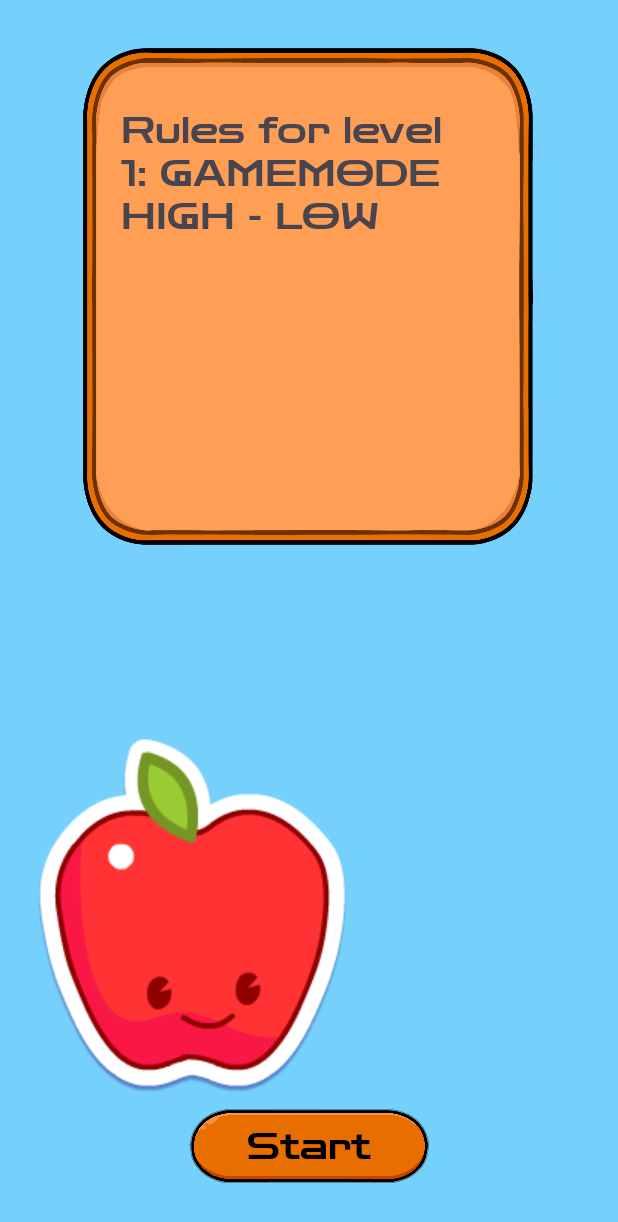
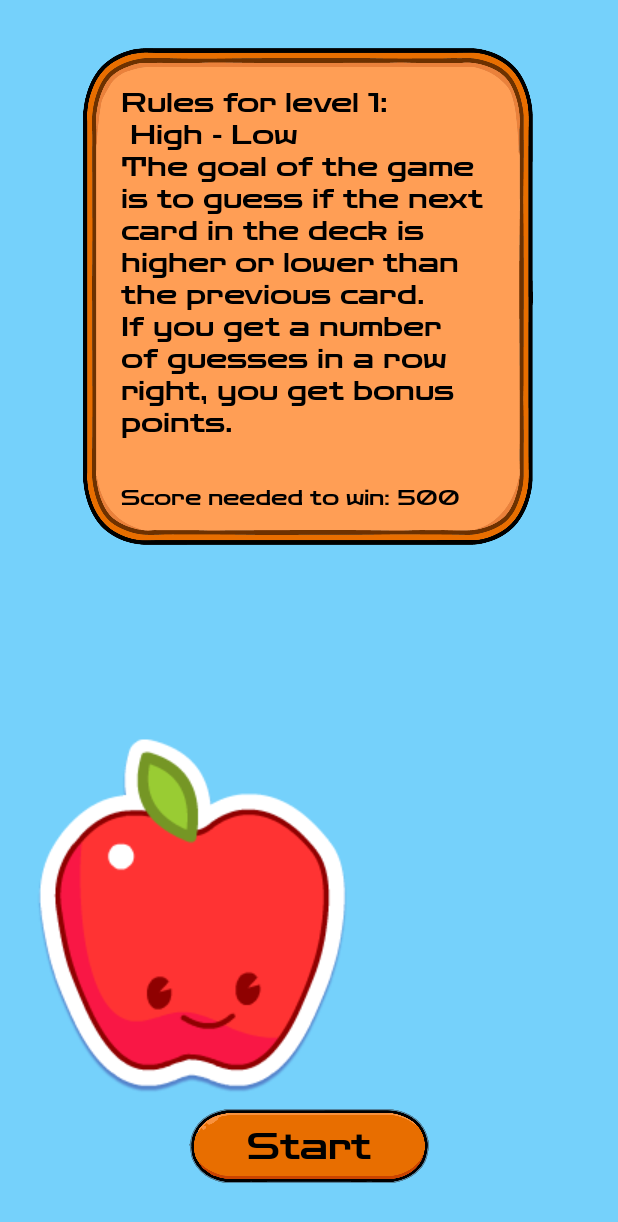
Before and after one commit to jonasbondesson84/ma23_kotlin_CardGame, an Android app: the fragment gameIntroFragment placed in its activity, on a phone screen of 412 x 824 dp. Shown: the top 1222 px of the screen. Run offline under Robolectric (Android 15) with nearby library versions, the phone set to English and light mode, and no system bars; 4 statements that could not run were skipped.

Commit message:
added rules for all games

```diff
--- a/app/src/main/java/com/example/cardgame/GameEngine.kt
+++ b/app/src/main/java/com/example/cardgame/GameEngine.kt
@@ -3,16 +3,16 @@
 object GameEngine {
 
     var gameLevels = listOf(
-        Level(1, "Rules for level 1: GAMEMODE HIGH - LOW", 500, 0, 0, R.drawable.beetroot),
-        Level(2, "Rules for level 2:", 1000, 0, 0, R.drawable.beachball),
-        Level(3, "Rules for level 3:", 1500, 0, 0, R.drawable.carrot),
-        Level(4, "Rules for level 4:", 2000, 0, 0, R.drawable.tomato),
-        Level(5, "Rules for level 5: GAMEMODE GO FISH", 100, 0, 1, R.drawable.tree),
-        Level(6, "Rules for level 6:", 300, 0, 1, R.drawable.carrot),
-        Level(7, "Rules for level 7:", 500, 0, 1, R.drawable.bush),
-        Level(8, "Rules for level 8: GAMEMODE CRAZY 8", 100, 0, 2, R.drawable.beachball),
-        Level(9, "Rules for level 9:", 10, 120, 2, R.drawable.tomato),
-        Level(10, "Rules for level 10:", 10, 140, 2, R.drawable.fountain)
+        Level(1, "Rules for level 1: \n High - Low \nThe goal of the game is to guess if the next card in the deck is higher or lower than the previous card. If you get a number of guesses in a row right, you get bonus points. ", 500, 0, 0, R.drawable.beetroot),
+        Level(2, "Rules for level 2: \n High - Low \nThe goal of the game is to guess if the next card in the deck is higher or lower than the previous card. If you get a number of guesses in a row right, you get bonus points. ", 1000, 0, 0, R.drawable.beachball),
+        Level(3, "Rules for level 3: \n High - Low \nThe goal of the game is to guess if the next card in the deck is higher or lower than the previous card. If you get a number of guesses in a row right, you get bonus points. ", 1500, 0, 0, R.drawable.carrot),
+        Level(4, "Rules for level 4: \n High - Lowe \nThe goal of the game is to guess if the next card in the deck is higher or lower than the previous card. If you get a number of guesses in a row right, you get bonus points. ", 2000, 0, 0, R.drawable.tomato),
+        Level(5, "Rules for level 5: \n Go fish! \nOn your turn, ask the other player if they have any cards of a specific rank. If they have matching cards in their hand, they have to give you all of them and you lay them out for scoring. If they don’t have any cards, then you draw a card. You get score based on how many pairs you and your opponent have at the end of the game.", 100, 0, 1, R.drawable.tree),
+        Level(6, "Rules for level 6: \n Go fish! \nOn your turn, ask the other player if they have any cards of a specific rank. If they have matching cards in their hand, they have to give you all of them and you lay them out for scoring. If they don’t have any cards, then you draw a card. You get score based on how many pairs you and your opponent have at the end of the game.", 300, 0, 1, R.drawable.carrot),
+        Level(7, "Rules for level 7: \n Go fish! \nOn your turn, ask the other player if they have any cards of a specific rank. If they have matching cards in their hand, they have to give you all of them and you lay them out for scoring. If they don’t have any cards, then you draw a card. You get score based on how many pairs you and your opponent have at the end of the game.", 500, 0, 1, R.drawable.bush),
+        Level(8, "Rules for level 8: \n Crazy eight \nThe goal of Crazy Eights is to get rid of all the cards in your hand before the other player. You each start with 5 cards in your hand and a face-up card in the middle. If you have a card that matches either the suit or rank of the card in the middle, play it on your turn. Otherwise, you draw cards until you’re able to play one. The 8s are wild, so you can play them whenever you want and choose the suit for the next player. You get score based on what is left in your opponents hand when someones hand is empty", 100, 0, 2, R.drawable.beachball),
+        Level(9, "Rules for level 9: \n Crazy eight \nThe goal of Crazy Eights is to get rid of all the cards in your hand before the other player. You each start with 5 cards in your hand and a face-up card in the middle. If you have a card that matches either the suit or rank of the card in the middle, play it on your turn. Otherwise, you draw cards until you’re able to play one. The 8s are wild, so you can play them whenever you want and choose the suit for the next player. You get score based on what is left in your opponents hand when someones hand is empty", 10, 120, 2, R.drawable.tomato),
+        Level(10, "Rules for level 10: \n Crazy eight \nThe goal of Crazy Eights is to get rid of all the cards in your hand before the other player. You each start with 5 cards in your hand and a face-up card in the middle. If you have a card that matches either the suit or rank of the card in the middle, play it on your turn. Otherwise, you draw cards until you’re able to play one. The 8s are wild, so you can play them whenever you want and choose the suit for the next player. You get score based on what is left in your opponents hand when someones hand is empty", 10, 140, 2, R.drawable.fountain)
     )
     var currentLevel = 0;
 
--- a/app/src/main/java/com/example/cardgame/gameIntroFragment.kt
+++ b/app/src/main/java/com/example/cardgame/gameIntroFragment.kt
@@ -27,7 +27,8 @@
 //    private val gameMode0Fragment = GameMode0Fragment()
 //    private val gameMode1Fragment = GameMode1Fragment()
 //    private val gameMode2Fragment = GameMode2Fragment()
-    lateinit var tvRules: TextView
+    private lateinit var tvRules: TextView
+    private lateinit var tvScoreNeeded: TextView
 
 
 
@@ -53,7 +54,10 @@
         val rules = gameLevels[GameEngine.currentLevel].rules
 
         tvRules = view.findViewById(R.id.tvRules)
+        tvScoreNeeded = view.findViewById(R.id.tvScoreNeeded)
         tvRules.text = rules
+        tvScoreNeeded.text = "Score needed to win: ${GameEngine.gameLevels[GameEngine.currentLevel].scoreNeeded}"
+
 
 
 
--- a/app/src/main/res/layout/fragment_game_intro.xml
+++ b/app/src/main/res/layout/fragment_game_intro.xml
@@ -50,11 +50,13 @@
         <TextView
             android:id="@+id/tvRules"
             android:layout_width="250dp"
-            android:layout_height="wrap_content"
-            android:layout_marginTop="40dp"
+            android:layout_height="260dp"
+            android:layout_marginTop="25dp"
             android:fontFamily="@font/zen_dots"
+            android:scrollbars="vertical"
             android:text="Rules for this game is..."
-            android:textSize="24sp"
+            android:textColor="@color/black"
+            android:textSize="18sp"
             app:layout_constraintEnd_toEndOf="@+id/imageView"
             app:layout_constraintStart_toStartOf="@+id/imageView"
             app:layout_constraintTop_toTopOf="@+id/imageView" />
@@ -67,6 +69,17 @@
             app:layout_constraintBottom_toTopOf="@+id/imLowerGamoeMode0"
             app:layout_constraintStart_toStartOf="parent" />
 
+        <TextView
+            android:id="@+id/tvScoreNeeded"
+            android:layout_width="wrap_content"
+            android:layout_height="wrap_content"
+            android:layout_marginTop="5dp"
+            android:fontFamily="@font/zen_dots"
+            android:text="@string/scoreNeeded"
+            android:textColor="@color/black"
+            app:layout_constraintStart_toStartOf="@+id/tvRules"
+            app:layout_constraintTop_toBottomOf="@+id/tvRules" />
+
     </androidx.constraintlayout.widget.ConstraintLayout>
 
 </FrameLayout>
--- a/app/src/main/res/values/strings.xml
+++ b/app/src/main/res/values/strings.xml
@@ -5,6 +5,7 @@
     <string name="settings">Settings</string>
 
     <string name="start">Start</string>
+    <string name="scoreNeeded">Score needed to win: %1$s</string>
 
     <string name="levelDone">Level done</string>
     <string name="bestScore">Best score: %1$s</string>
@@ -65,14 +66,14 @@
 
 
     <string-array name="Rules">
-        <item>rules 1</item>
+        <item>The goal of the game is to guess if the next card in the deck is higher or lower than the previous card. If you get a number of guesses in a row right, you get bonus points. </item>
         <item>rules 2</item>
         <item>rules 3</item>
         <item>rules 4</item>
-        <item>rules 5</item>
+        <item>On your turn, ask the other player if they have any cards of a specific rank. If they have matching cards in their hand, they have to give you all of them and you lay them out for scoring. If they don’t have any cards, then you draw a card. You get score based on how many pairs you and your opponent have at the end of the game.</item>
         <item>rules 6</item>
         <item>rules 7</item>
-        <item>rules 8</item>
+        <item>The goal of Crazy Eights is to get rid of all the cards in your hand before the other player. You each start with 5 cards in your hand and a face-up card in the middle. If you have a card that matches either the suit or rank of the card in the middle, play it on your turn. Otherwise, you draw cards until you’re able to play one. The 8s are wild, so you can play them whenever you want and choose the suit for the next player. You get score based on what is left in your opponents hand when someones hand is empty</item>
         <item>rules 9</item>
         <item>rules 10</item>
 
```
Also changed, not shown: 1 other file.
